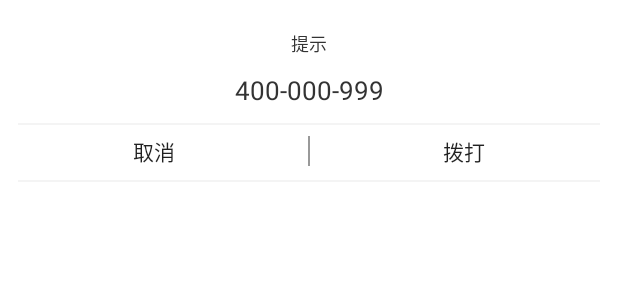
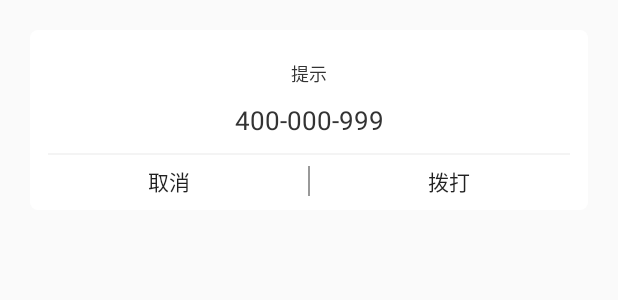
Before and after one commit to matengteng/cheddd, an Android app: the layout dialog_more_phone.xml on its own in the app's theme, with its tools: preview values and no code run, on a phone screen of 412 x 824 dp. Shown: the top 300 px of the screen. Run offline under Robolectric (Android 15) with nearby library versions, the phone set to English and light mode, and no system bars.

Commit message:
2017年07月31日18:37:17

```diff
--- a/app/src/main/res/layout/dialog_more_phone.xml
+++ b/app/src/main/res/layout/dialog_more_phone.xml
@@ -2,12 +2,13 @@
 <LinearLayout xmlns:android="http://schemas.android.com/apk/res/android"
     android:layout_width="match_parent"
     android:layout_height="match_parent"
-    android:background="@color/colorWhite"
     android:orientation="vertical">
 
     <RelativeLayout
         android:layout_width="match_parent"
-        android:layout_height="120dp">
+        android:layout_height="120dp"
+        android:layout_margin="@dimen/dp_20"
+        android:background="@drawable/dialog_loan_notice_back">
 
         <TextView
             android:id="@+id/tv_more_phone"
@@ -68,5 +69,4 @@
         </LinearLayout>
     </RelativeLayout>
 
-    <View style="@style/View" />
 </LinearLayout>
```
Also changed, not shown: app/src/main/java/com/cheddd/activity/MoreActivity.java (+5 -5 lines).
